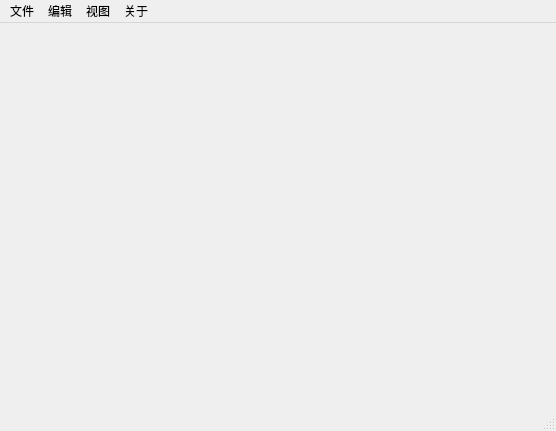
First picture: the form in src/RayTraceWindows/form/raytracewindows.ui, repository sines/RayTrace, before the edit.
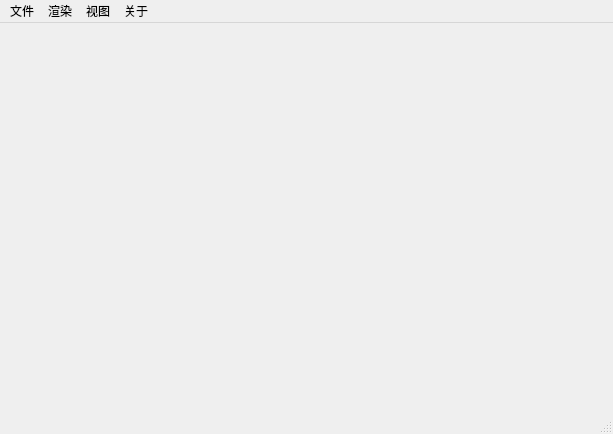
Second picture: the form after the edit. Icons and pictures are not drawn.

Commit message: 更新界面

```diff
--- a/src/RayTraceWindows/form/raytracewindows.ui
+++ b/src/RayTraceWindows/form/raytracewindows.ui
@@ -12,10 +12,16 @@
    <rect>
     <x>0</x>
     <y>0</y>
-    <width>556</width>
-    <height>431</height>
+    <width>613</width>
+    <height>434</height>
    </rect>
   </property>
+  <property name="maximumSize">
+   <size>
+    <width>613</width>
+    <height>16777215</height>
+   </size>
+  </property>
   <property name="contextMenuPolicy">
    <enum>Qt::DefaultContextMenu</enum>
   </property>
@@ -29,9 +35,6 @@
    <iconset resource="../resource/raytracewindows.qrc">
     <normaloff>:/RayTraceWindows/images/th.png</normaloff>:/RayTraceWindows/images/th.png</iconset>
   </property>
-  <property name="documentMode">
-   <bool>false</bool>
-  </property>
   <widget class="QWidget" name="centralWidget">
    <layout class="QGridLayout" name="gridLayout"/>
   </widget>
@@ -41,7 +44,7 @@
     <rect>
      <x>0</x>
      <y>0</y>
-     <width>556</width>
+     <width>613</width>
      <height>17</height>
     </rect>
    </property>
@@ -52,9 +55,9 @@
     <addaction name="actionNew"/>
     <addaction name="actionOpen"/>
    </widget>
-   <widget class="QMenu" name="menuEdit">
+   <widget class="QMenu" name="menuRender">
     <property name="title">
-     <string>编辑</string>
+     <string>渲染</string>
     </property>
    </widget>
    <widget class="QMenu" name="menuView">
@@ -69,10 +72,21 @@
     <addaction name="actionAbout"/>
    </widget>
    <addaction name="menuFile"/>
-   <addaction name="menuEdit"/>
+   <addaction name="menuRender"/>
    <addaction name="menuView"/>
    <addaction name="menuAbout"/>
   </widget>
+  <widget class="QStatusBar" name="statusBar">
+   <property name="contextMenuPolicy">
+    <enum>Qt::ActionsContextMenu</enum>
+   </property>
+   <property name="styleSheet">
+    <string notr="true">font: 9pt &quot;幼圆&quot;;</string>
+   </property>
+   <property name="sizeGripEnabled">
+    <bool>true</bool>
+   </property>
+  </widget>
   <action name="actionNew">
    <property name="text">
     <string>新建</string>
```
Left out of the diff: 55 changed lines with no effect on the pictures. The commit also changes 2 other files.
